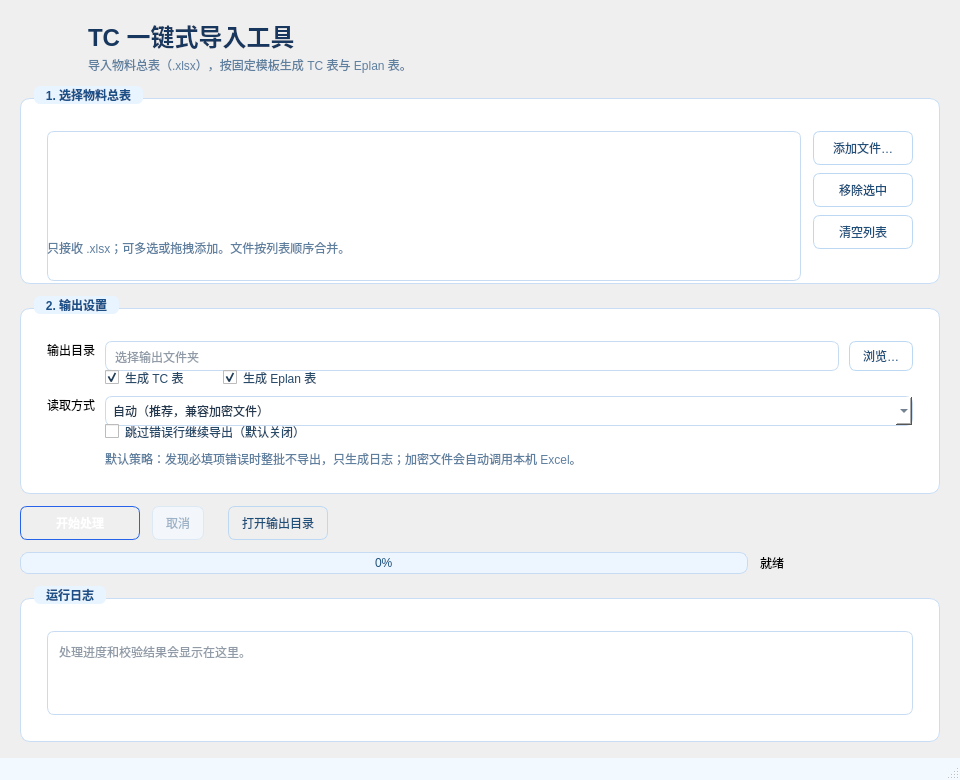
Old version of the form software/ui/MainWindow.ui in the repository jkfy/DataTransTool.
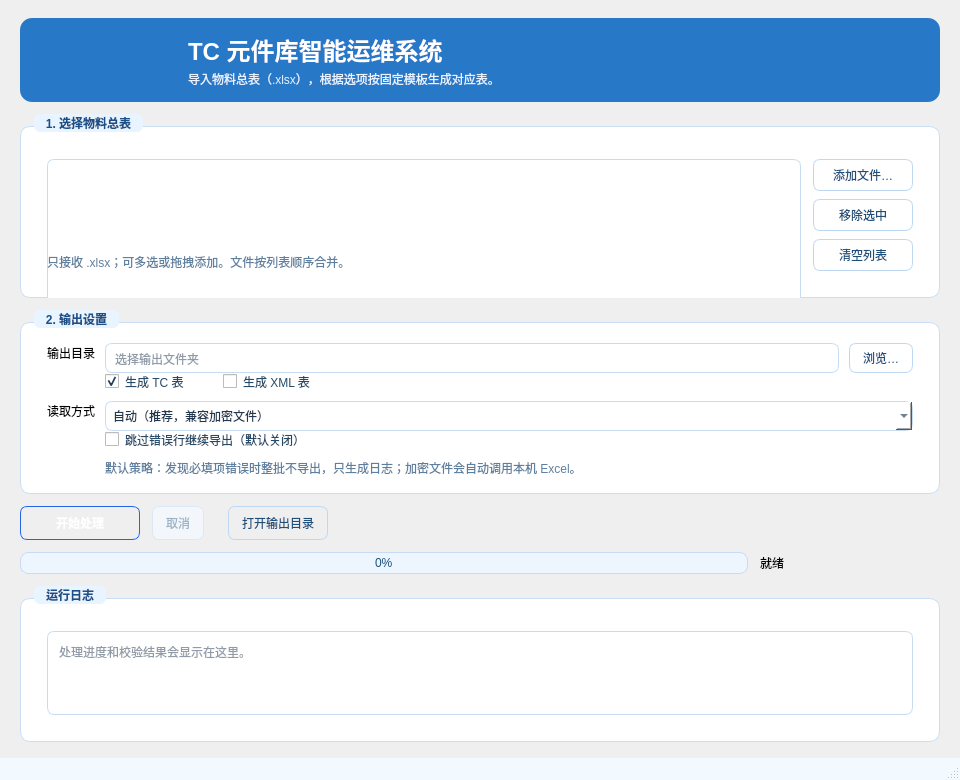
New version of the form. Icons and pictures are not drawn.

The edit to the form file:
```diff
--- a/software/ui/MainWindow.ui
+++ b/software/ui/MainWindow.ui
@@ -150,7 +150,14 @@
 QStatusBar {
     background: #f2f9ff;
     color: #4a6b88;
-}</string>
+}
+QFrame#headerPanel {
+    background-color: rgb(40, 120, 200);
+    border: none;
+    border-radius: 12px;
+}
+QFrame#headerPanel QLabel#titleLabel { color: #ffffff; }
+QFrame#headerPanel QLabel#subtitleLabel { color: #e8f3ff; }</string>
   </property>
   <widget class="QWidget" name="centralwidget">
    <layout class="QVBoxLayout" name="rootLayout">
@@ -170,15 +177,28 @@
      <number>16</number>
     </property>
     <item>
+     <widget class="QFrame" name="headerPanel">
      <layout class="QHBoxLayout" name="headerLayout">
       <property name="spacing">
        <number>12</number>
       </property>
+       <property name="leftMargin">
+        <number>16</number>
+       </property>
+       <property name="topMargin">
+        <number>14</number>
+       </property>
+       <property name="rightMargin">
+        <number>18</number>
+       </property>
+       <property name="bottomMargin">
+        <number>14</number>
+       </property>
       <item>
        <widget class="QLabel" name="logoLabel">
         <property name="minimumSize">
          <size>
-          <width>56</width>
+           <width>140</width>
           <height>56</height>
          </size>
         </property>
@@ -210,14 +230,14 @@
            </font>
           </property>
           <property name="text">
-           <string>TC 一键式导入工具</string>
+            <string>TC 元件库智能运维系统</string>
           </property>
          </widget>
         </item>
         <item>
          <widget class="QLabel" name="subtitleLabel">
           <property name="text">
-           <string>导入物料总表（.xlsx），按固定模板生成 TC 表与 Eplan 表。</string>
+            <string>导入物料总表（.xlsx），根据选项按固定模板生成对应表。</string>
           </property>
          </widget>
         </item>
@@ -237,6 +257,7 @@
        </spacer>
       </item>
      </layout>
+     </widget>
     </item>
     <item>
      <widget class="QGroupBox" name="inputGroup">
@@ -389,80 +410,34 @@
     </item>
     <item>
      <widget class="QGroupBox" name="outputGroup">
+      <property name="sizePolicy">
+       <sizepolicy hsizetype="Preferred" vsizetype="Preferred">
+        <horstretch>0</horstretch>
+        <verstretch>0</verstretch>
+       </sizepolicy>
+      </property>
       <property name="title">
        <string>2. 输出设置</string>
       </property>
-      <layout class="QGridLayout" name="outputLayout">
+      <layout class="QGridLayout" name="outputLayout" rowstretch="0,0,0,0,0">
+       <property name="sizeConstraint">
+        <enum>QLayout::SizeConstraint::SetDefaultConstraint</enum>
+       </property>
        <property name="leftMargin">
         <number>12</number>
        </property>
        <property name="topMargin">
-        <number>16</number>
+        <number>4</number>
        </property>
        <property name="rightMargin">
         <number>12</number>
        </property>
        <property name="bottomMargin">
-        <number>12</number>
+        <number>2</number>
        </property>
        <property name="spacing">
         <number>10</number>
        </property>
-       <item row="0" column="0">
-        <widget class="QLabel" name="outputLabel">
-         <property name="text">
-          <string>输出目录</string>
-         </property>
-        </widget>
-       </item>
-       <item row="0" column="1">
-        <widget class="QLineEdit" name="outputEdit">
-         <property name="sizePolicy">
-          <sizepolicy hsizetype="Expanding" vsizetype="Preferred">
-           <horstretch>1</horstretch>
-           <verstretch>0</verstretch>
-          </sizepolicy>
-         </property>
-         <property name="minimumSize">
-          <size>
-           <width>0</width>
-           <height>30</height>
-          </size>
-         </property>
-         <property name="placeholderText">
-          <string>选择输出文件夹</string>
-         </property>
-        </widget>
-       </item>
-       <item row="0" column="2">
-        <widget class="QPushButton" name="browseButton">
-         <property name="sizePolicy">
-          <sizepolicy hsizetype="Minimum" vsizetype="Preferred">
-           <horstretch>0</horstretch>
-           <verstretch>0</verstretch>
-          </sizepolicy>
-         </property>
-         <property name="minimumSize">
-          <size>
-           <width>0</width>
-           <height>30</height>
-          </size>
-         </property>
-         <property name="text">
-          <string>浏览…</string>
-         </property>
-         <property name="icon">
-          <iconset resource="app.qrc">
-           <normaloff>:/icons/openFile.png</normaloff>:/icons/openFile.png</iconset>
-         </property>
-         <property name="iconSize">
-          <size>
-           <width>18</width>
-           <height>18</height>
-          </size>
-         </property>
-        </widget>
-       </item>
        <item row="1" column="1" colspan="2">
         <layout class="QHBoxLayout" name="exportRow">
          <item>
@@ -492,12 +467,12 @@
           </spacer>
          </item>
          <item>
-          <widget class="QCheckBox" name="eplanCheck">
-           <property name="text">
-            <string>生成 Eplan 表</string>
+          <widget class="QCheckBox" name="xmlCheck">
+           <property name="toolTip">
+            <string>按 output_Eplan.xml 生成 EPLAN 部件管理 XML；包含所有合法数据行。</string>
            </property>
-           <property name="checked">
-            <bool>true</bool>
+           <property name="text">
+            <string>生成 XML 表</string>
            </property>
           </widget>
          </item>
@@ -516,10 +491,29 @@
          </item>
         </layout>
        </item>
-       <item row="2" column="0">
-        <widget class="QLabel" name="engineLabel">
+       <item row="0" column="1">
+        <widget class="QLineEdit" name="outputEdit">
+         <property name="sizePolicy">
+          <sizepolicy hsizetype="Expanding" vsizetype="Preferred">
+           <horstretch>1</horstretch>
+           <verstretch>0</verstretch>
+          </sizepolicy>
+         </property>
+         <property name="minimumSize">
+          <size>
+           <width>0</width>
+           <height>30</height>
+          </size>
+         </property>
+         <property name="placeholderText">
+          <string>选择输出文件夹</string>
+         </property>
+        </widget>
+       </item>
+       <item row="0" column="0">
+        <widget class="QLabel" name="outputLabel">
          <property name="text">
-          <string>读取方式</string>
+          <string>输出目录</string>
          </property>
         </widget>
        </item>
@@ -551,6 +545,42 @@
          </item>
         </widget>
        </item>
+       <item row="0" column="2">
+        <widget class="QPushButton" name="browseButton">
+         <property name="sizePolicy">
+          <sizepolicy hsizetype="Minimum" vsizetype="Preferred">
+           <horstretch>0</horstretch>
+           <verstretch>0</verstretch>
+          </sizepolicy>
+         </property>
+         <property name="minimumSize">
+          <size>
+           <width>0</width>
+           <height>30</height>
+          </size>
+         </property>
+         <property name="text">
+          <string>浏览…</string>
+         </property>
+         <property name="icon">
+          <iconset resource="app.qrc">
+           <normaloff>:/icons/openFile.png</normaloff>:/icons/openFile.png</iconset>
+         </property>
+         <property name="iconSize">
+          <size>
+           <width>18</width>
+           <height>18</height>
+          </size>
+         </property>
+        </widget>
+       </item>
+       <item row="2" column="0">
+        <widget class="QLabel" name="engineLabel">
+         <property name="text">
+          <string>读取方式</string>
+         </property>
+        </widget>
+       </item>
        <item row="3" column="1" colspan="2">
         <widget class="QCheckBox" name="skipInvalidCheck">
          <property name="text">
```
Left out of the diff: 4 changed lines with no effect on the pictures. Lines whose indentation alone changed are shown as unchanged.
